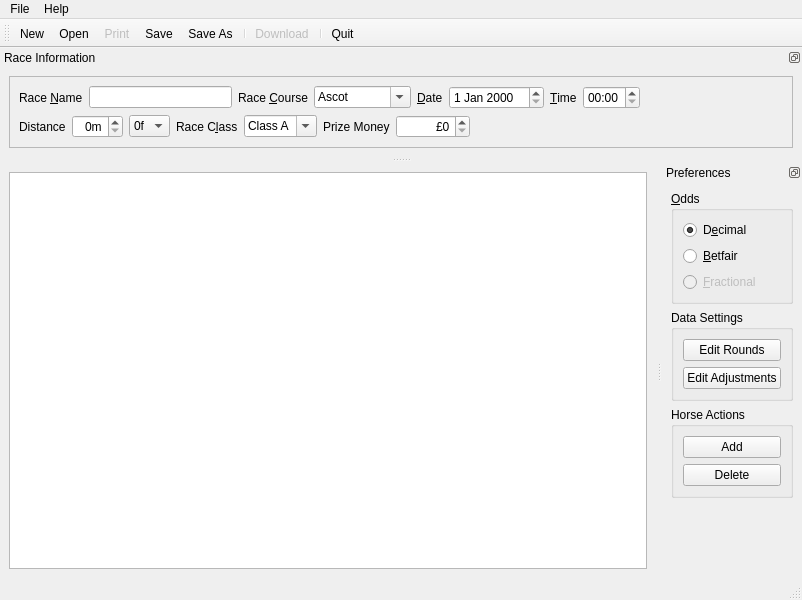
Qt form GUI/Betty_MainWindow.ui (brunowenzel07/QBetty) before a commit.
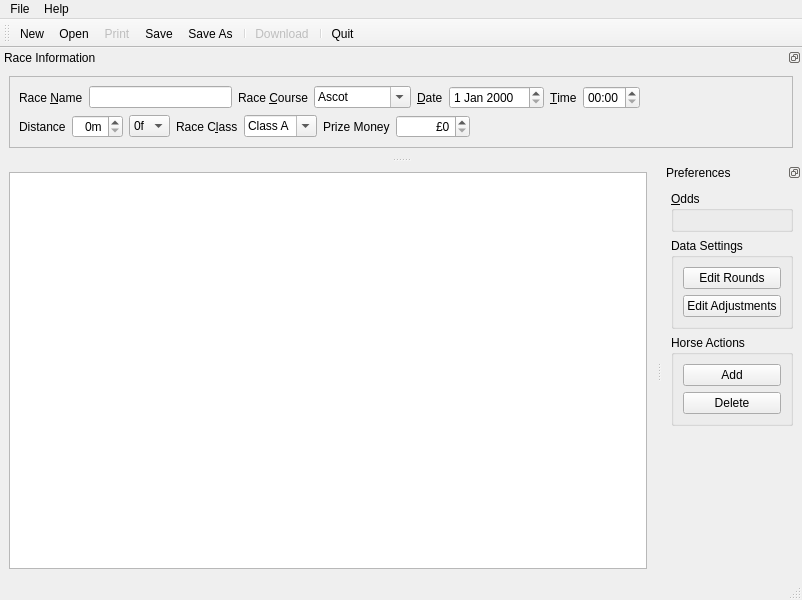
The same form after that commit. Icons and pictures are not drawn.

Commit message: Automatically populate odds choice radio box.

Diff of the .ui file:
```diff
--- a/GUI/Betty_MainWindow.ui
+++ b/GUI/Betty_MainWindow.ui
@@ -437,35 +437,7 @@
        <property name="title">
         <string>&amp;Odds</string>
        </property>
-       <layout class="QVBoxLayout" name="verticalLayout_2">
-        <item>
-         <widget class="QRadioButton" name="decimalButton">
-          <property name="text">
-           <string>D&amp;ecimal</string>
-          </property>
-          <property name="checked">
-           <bool>true</bool>
-          </property>
-         </widget>
-        </item>
-        <item>
-         <widget class="QRadioButton" name="betfairButton">
-          <property name="text">
-           <string>&amp;Betfair</string>
-          </property>
-         </widget>
-        </item>
-        <item>
-         <widget class="QRadioButton" name="fractionalButton">
-          <property name="enabled">
-           <bool>false</bool>
-          </property>
-          <property name="text">
-           <string>&amp;Fractional</string>
-          </property>
-         </widget>
-        </item>
-       </layout>
+       <layout class="QVBoxLayout" name="oddsLayout"/>
       </widget>
      </item>
      <item>
```
Left out of the diff: 9 changed lines with no effect on the pictures. The commit also changes 2 other files.
